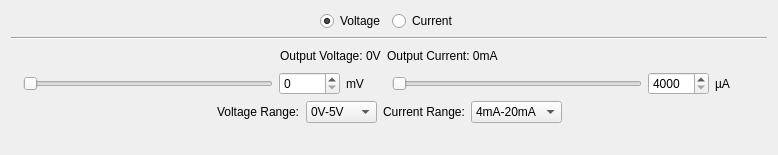
Above: src/brickv/plugin_system/plugins/industrial_analog_out/ui/industrial_analog_out.ui from Tinkerforge/brickv before the change. Below: the same form after it.
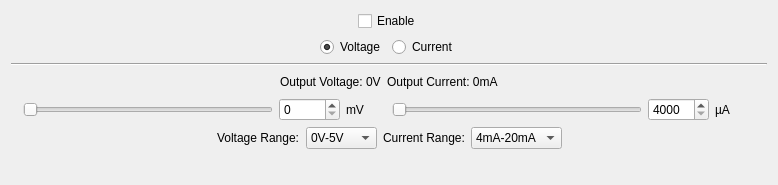
That is the form after the change.

Commit message: Add Enable button for IAO Bricklet plugin

What changed in the file:
```diff
--- a/src/brickv/plugin_system/plugins/industrial_analog_out/ui/industrial_analog_out.ui
+++ b/src/brickv/plugin_system/plugins/industrial_analog_out/ui/industrial_analog_out.ui
@@ -7,13 +7,50 @@
     <x>0</x>
     <y>0</y>
     <width>778</width>
-    <height>155</height>
+    <height>185</height>
    </rect>
   </property>
   <property name="windowTitle">
    <string>Form</string>
   </property>
   <layout class="QVBoxLayout" name="verticalLayout">
+   <item>
+    <layout class="QHBoxLayout" name="horizontalLayout_3">
+     <item>
+      <spacer name="horizontalSpacer_6">
+       <property name="orientation">
+        <enum>Qt::Horizontal</enum>
+       </property>
+       <property name="sizeHint" stdset="0">
+        <size>
+         <width>40</width>
+         <height>20</height>
+        </size>
+       </property>
+      </spacer>
+     </item>
+     <item>
+      <widget class="QCheckBox" name="checkbox_enable">
+       <property name="text">
+        <string>Enable</string>
+       </property>
+      </widget>
+     </item>
+     <item>
+      <spacer name="horizontalSpacer_4">
+       <property name="orientation">
+        <enum>Qt::Horizontal</enum>
+       </property>
+       <property name="sizeHint" stdset="0">
+        <size>
+         <width>40</width>
+         <height>20</height>
+        </size>
+       </property>
+      </spacer>
+     </item>
+    </layout>
+   </item>
    <item>
     <layout class="QHBoxLayout" name="horizontalLayout_2">
      <item>
```
The commit also changes 1 other file.
